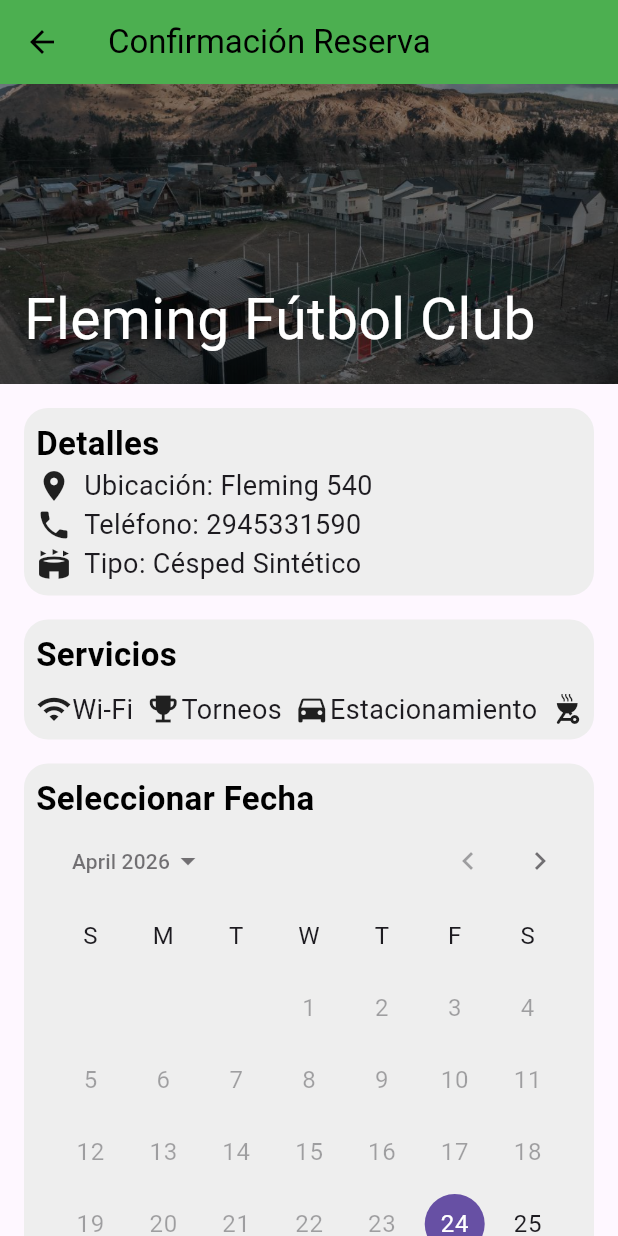
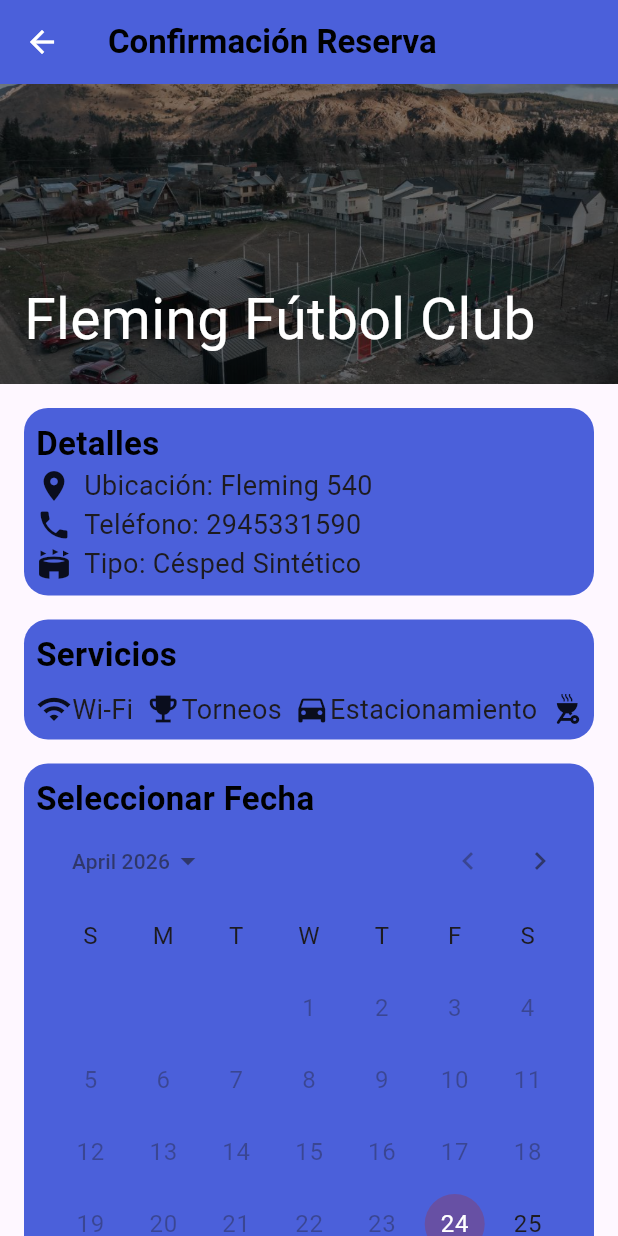
Before and after one commit to AyalaFranco/DashboardCanchasAdmin, a Flutter app: the screen it shows after launch, after a tap on "Fleming Fútbol Club", on a phone screen of 412 x 824 dp. Run offline on Flutter 3.47's test engine with Material 3 defaults, Android fonts, the phone set to English and light mode, and no system bars.

Commit message:
Reseteo TextStyles y AppColors

```diff
--- a/lib/components/time_picker.dart
+++ b/lib/components/time_picker.dart
@@ -1,4 +1,5 @@
 import 'package:flutter/material.dart';
+import 'package:reserva_cancha/core/app_colors.dart';
 import 'package:reserva_cancha/core/box_decorations.dart';
 import 'package:reserva_cancha/core/text_styles.dart';
 
@@ -53,10 +54,10 @@ class TimePicker extends StatelessWidget {
     return ElevatedButton(
       style: (selectedHour == index)
           ? ElevatedButton.styleFrom(
-              backgroundColor: Colors.green,
-              foregroundColor: Colors.white,
+              backgroundColor: AppColors.Button,
+              foregroundColor: AppColors.secondary,
             )
-          : ElevatedButton.styleFrom(foregroundColor: Colors.black),
+          : ElevatedButton.styleFrom(foregroundColor: AppColors.secondary),
       onPressed: () => onHourSelected(index),
       child: Text("${index.toString().padLeft(2, '0')}hs"),
     );
@@ -64,7 +65,7 @@ class TimePicker extends StatelessWidget {
 
   ElevatedButton _disabledButtonBuilder(int index) {
     return ElevatedButton(
-      style: ElevatedButton.styleFrom(foregroundColor: Colors.grey.shade600),
+      style: ElevatedButton.styleFrom(foregroundColor: AppColors.Button),
       onPressed: null,
       child: Text("${index.toString().padLeft(2, '0')}hs"),
     );
--- a/lib/core/app_colors.dart
+++ b/lib/core/app_colors.dart
@@ -1,11 +1,11 @@
 import 'dart:ui';
 
 class AppColors {
-  static const Color primary = Color(0xAC00FF15);
-  static const Color secondary = Color(0xFF00FF15);
+  static const Color primary = Color.fromARGB(255, 75, 96, 218);
+  static const Color secondary = Color.fromARGB(255, 0, 0, 0);
   static const Color Button = Color.fromARGB(255, 255, 255, 255);
   static const Color Button2 = Color.fromARGB(255, 3, 3, 3);
 
   //Backgraounds
-  static const Color backgraound = Color.fromARGB(143, 60, 255, 0);
+  static const Color background = Color.from(alpha: 1, red: 0.906, green: 0.894, blue: 0.867);
 }
--- a/lib/core/box_decorations.dart
+++ b/lib/core/box_decorations.dart
@@ -1,8 +1,9 @@
 import 'package:flutter/material.dart';
+import 'package:reserva_cancha/core/app_colors.dart';
 
 class BoxDecorations {
   static final BoxDecoration containerName = BoxDecoration(
-    color: Colors.grey.shade200,
+    color: AppColors.primary,
     borderRadius: BorderRadius.circular(16),
   );
 }
--- a/lib/core/text_styles.dart
+++ b/lib/core/text_styles.dart
@@ -6,4 +6,15 @@ class TextStyles {
     fontSize: 22,
     fontWeight: FontWeight.bold,
   );
+  static const TextStyle secondaryText = TextStyle(
+    color: Colors.grey,
+    fontSize: 10,
+    fontStyle: FontStyle.italic,
+  );
+  static const TextStyle terciaryText = TextStyle(
+    color: Colors.yellow,
+    fontSize: 16,
+    fontWeight: FontWeight.bold,
+    fontStyle: FontStyle.italic,
+  );
 }
--- a/lib/screens/cca_home_screen.dart
+++ b/lib/screens/cca_home_screen.dart
@@ -31,6 +31,7 @@ class _CCAHomeScreenState extends State<CCAHomeScreen> {
   @override
   Widget build(BuildContext context) {
     return Scaffold(
+      backgroundColor: AppColors.background,
       appBar: AppBar(
         backgroundColor: AppColors.primary,
         foregroundColor: Colors.black,
--- a/lib/screens/confirmation_screen.dart
+++ b/lib/screens/confirmation_screen.dart
@@ -5,6 +5,7 @@ import 'package:reserva_cancha/components/date_picker.dart';
 import 'package:reserva_cancha/components/service_display.dart';
 import 'package:reserva_cancha/components/time_picker.dart';
 import 'package:intl/intl.dart';
+import 'package:reserva_cancha/core/app_colors.dart';
 import 'package:reserva_cancha/core/box_decorations.dart';
 import 'package:reserva_cancha/core/text_styles.dart';
 import 'package:reserva_cancha/model/cancha.dart';
@@ -44,9 +45,9 @@ class _ConfirmationScreenState extends State<ConfirmationScreen> {
   Widget build(BuildContext context) {
     return Scaffold(
       appBar: AppBar(
-        title: Text("Confirmación Reserva"),
-        backgroundColor: Colors.green,
-        foregroundColor: Colors.black,
+        title: Text("Confirmación Reserva", style: TextStyles.bodyText),
+        backgroundColor:AppColors.primary,
+        foregroundColor: AppColors.Button,
       ),
       body: SingleChildScrollView(
         child: Column(
@@ -111,10 +112,10 @@ class _ConfirmationScreenState extends State<ConfirmationScreen> {
                     "Total: ARS ${widget.field.precio}",
                     style: _selectedHour != null
                         ? TextStyles.bodyText.copyWith(
-                            color: Colors.green.shade800,
+                            color: AppColors.primary,
                           )
                         : TextStyles.bodyText.copyWith(
-                            color: Colors.grey.shade600,
+                            color: AppColors.secondary,
                           ),
                   ),
                   const SizedBox(height: 16),
@@ -135,7 +136,7 @@ class _ConfirmationScreenState extends State<ConfirmationScreen> {
                                     ),
                                     content: Text(
                                       "Código: ${_reservationCode(widget.field.nombre)}",
-                                      style: TextStyle(fontSize: 18),
+                                      style: TextStyles.bodyText,
                                     ),
                                     actions: [
                                       TextButton(
@@ -150,13 +151,13 @@ class _ConfirmationScreenState extends State<ConfirmationScreen> {
                               });
                             },
                       style: ElevatedButton.styleFrom(
-                        backgroundColor: Colors.green,
-                        foregroundColor: Colors.white,
+                        backgroundColor: AppColors.Button,
+                        foregroundColor: AppColors.secondary,
                         disabledForegroundColor: Colors.grey.shade600,
                       ),
                       child: Text(
                         _confirmationButtonText,
-                        style: TextStyle(fontWeight: FontWeight.bold),
+                        style: TextStyles.secondaryText,
                       ),
                     ),
                   ),
--- a/lib/widgets/selector_cancha.dart
+++ b/lib/widgets/selector_cancha.dart
@@ -1,8 +1,9 @@
 import 'package:flutter/material.dart';
 import 'package:reserva_cancha/core/app_colors.dart';
+import 'package:reserva_cancha/core/text_styles.dart';
 import 'package:reserva_cancha/model/cancha.dart';
 import 'package:reserva_cancha/screens/confirmation_screen.dart';
-
+import 'package:reserva_cancha/core/app_colors.dart';
 class selectorCancha extends StatelessWidget {
   final Cancha cancha;
   const selectorCancha({super.key, required this.cancha});
@@ -10,18 +11,20 @@ class selectorCancha extends StatelessWidget {
   @override
   Widget build(BuildContext context) {
     return Material( //Detectar accion de usuario
-      color: const Color.fromARGB(255, 255, 255, 255),
+      color: AppColors.background,
       child: InkWell( //Animacion al tocar
         onTap: (){
         Navigator.push(context,
         MaterialPageRoute(builder: (context) =>ConfirmationScreen(field: cancha)));
         },
+        child: Padding(
+          padding: const EdgeInsets.only(left: 8, right: 8),
           child: Container(
             margin: EdgeInsets.symmetric(vertical: 6),//Ancho y largo
             padding: EdgeInsets.all(14),
             decoration: BoxDecoration( //Personalizar widget y caja
-            color: const Color.fromARGB(255, 250, 207, 157),
-            borderRadius: BorderRadius.circular(20),
+              color: AppColors.primary,
+              borderRadius: BorderRadius.circular(30),
             ),
             child: Row(
               children: [
@@ -36,22 +39,14 @@ class selectorCancha extends StatelessWidget {
                         children: [
                           Text( //Titulo
                             cancha.nombre,
-                          style: TextStyle(
-                            fontSize:16,
-                            fontWeight: FontWeight.bold,
-                            color: Colors.green
-                          ),
+                            style: TextStyles.bodyText,
                           ),
                         ],
                       ),
                       const SizedBox(height: 4),
                       Text(
                         cancha.tipoCancha,
-                      style: TextStyle(
-                        fontSize: 12,
-                        color: const Color.fromARGB(255, 133, 133, 133),
-                        fontStyle: FontStyle.italic,
-                      ),
+                        style: TextStyles.secondaryText
                       ),
                       Text(cancha.ubicacion, style: TextStyle(fontSize: 12,
                           color: const Color.fromARGB(255, 133, 133, 133),
@@ -66,11 +61,7 @@ class selectorCancha extends StatelessWidget {
                                   children: [
                                     TextSpan(
                                   text: cancha.precio.toString(),
-                                style: TextStyle(
-                                  fontSize: 16,
-                                  fontWeight: FontWeight.bold,
-                                  color: AppColors.primary,
-                                ),
+                                  style: TextStyles.terciaryText,
                                 ),
                                 TextSpan(
                                   text: "/hora",
@@ -92,6 +83,7 @@ class selectorCancha extends StatelessWidget {
                 )
               ],
             ),
+          ),
         )
       )
 
```
Lines whose indentation alone changed are shown as unchanged.
